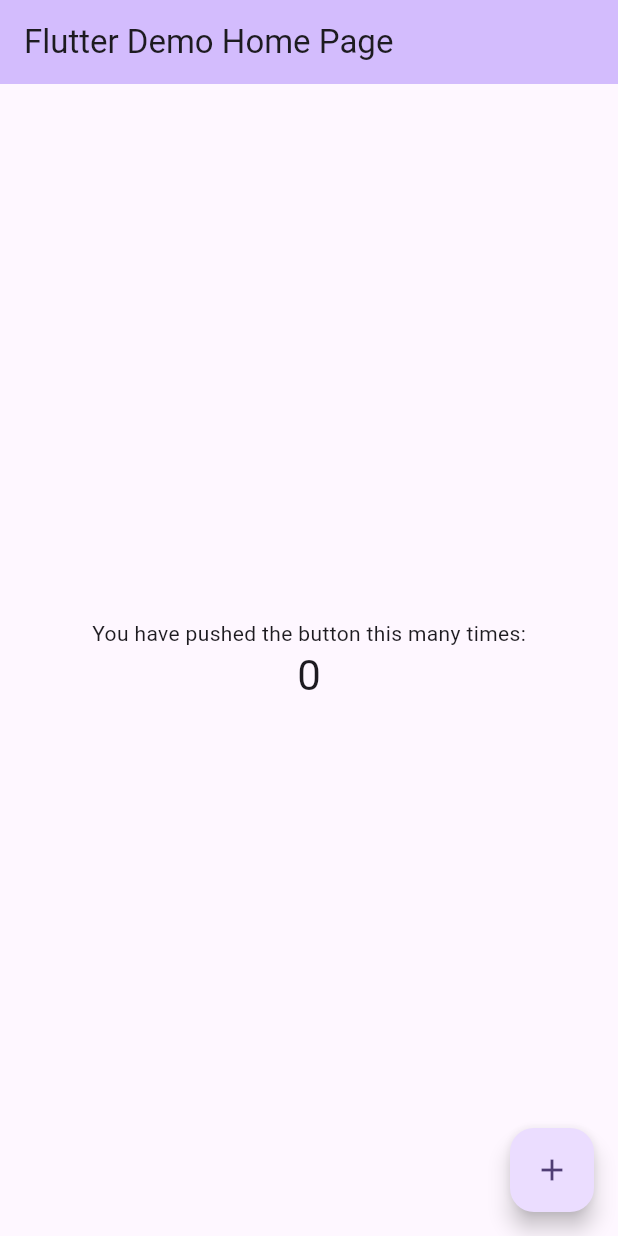
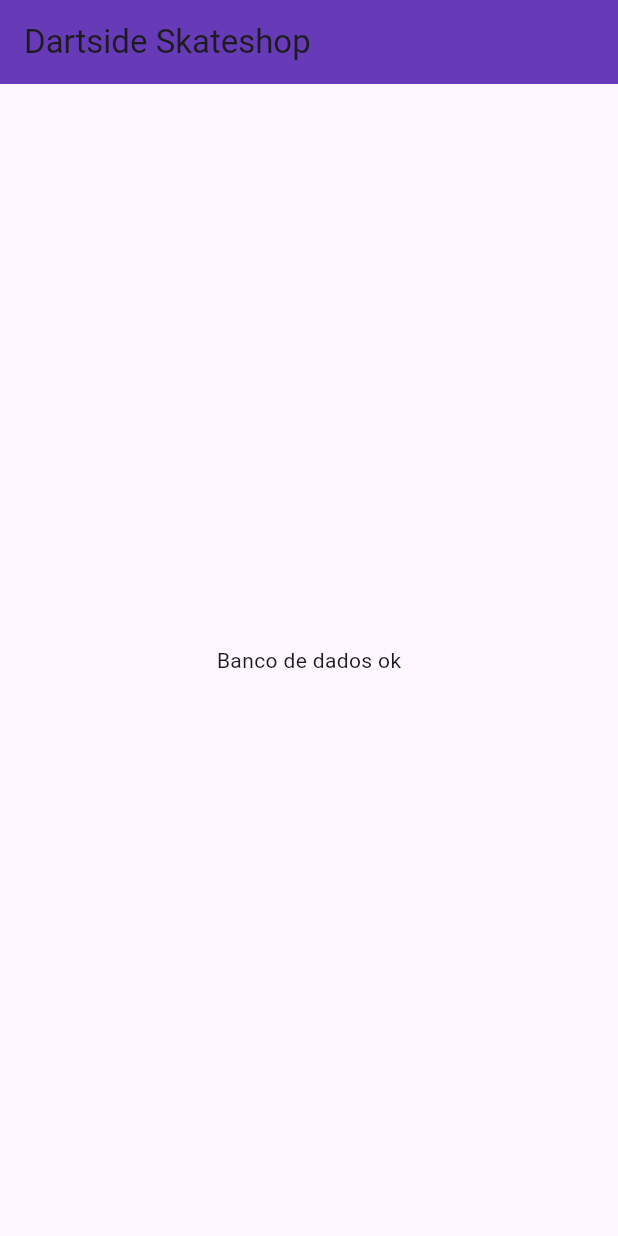
Before and after one commit to CristianoAlvCobello/dartside_skateshop, a Flutter app: the screen it shows after launch, on a phone screen of 412 x 824 dp. Run offline on Flutter 3.47's test engine with Material 3 defaults, Android fonts, the phone set to English and light mode, and no system bars; our stand-ins replace sqflite; accounts and stored records are empty.

Commit message:
Feat: funcionando banco

```diff
--- a/lib/main.dart
+++ b/lib/main.dart
@@ -1,122 +1,11 @@
 import 'package:flutter/material.dart';
+import 'package:dartside_skateshop/screens/home_screen.dart';
 
 void main() {
-  runApp(const MyApp());
+  runApp(
+    MaterialApp(
+      home: HomeScreen(),
+      debugShowCheckedModeBanner: false,
+    )
+  );
 }
-
-class MyApp extends StatelessWidget {
-  const MyApp({super.key});
-
-  // This widget is the root of your application.
-  @override
-  Widget build(BuildContext context) {
-    return MaterialApp(
-      title: 'Flutter Demo',
-      theme: ThemeData(
-        // This is the theme of your application.
-        //
-        // TRY THIS: Try running your application with "flutter run". You'll see
-        // the application has a purple toolbar. Then, without quitting the app,
-        // try changing the seedColor in the colorScheme below to Colors.green
-        // and then invoke "hot reload" (save your changes or press the "hot
-        // reload" button in a Flutter-supported IDE, or press "r" if you used
-        // the command line to start the app).
-        //
-        // Notice that the counter didn't reset back to zero; the application
-        // state is not lost during the reload. To reset the state, use hot
-        // restart instead.
-        //
-        // This works for code too, not just values: Most code changes can be
-        // tested with just a hot reload.
-        colorScheme: .fromSeed(seedColor: Colors.deepPurple),
-      ),
-      home: const MyHomePage(title: 'Flutter Demo Home Page'),
-    );
-  }
-}
-
-class MyHomePage extends StatefulWidget {
-  const MyHomePage({super.key, required this.title});
-
-  // This widget is the home page of your application. It is stateful, meaning
-  // that it has a State object (defined below) that contains fields that affect
-  // how it looks.
-
-  // This class is the configuration for the state. It holds the values (in this
-  // case the title) provided by the parent (in this case the App widget) and
-  // used by the build method of the State. Fields in a Widget subclass are
-  // always marked "final".
-
-  final String title;
-
-  @override
-  State<MyHomePage> createState() => _MyHomePageState();
-}
-
-class _MyHomePageState extends State<MyHomePage> {
-  int _counter = 0;
-
-  void _incrementCounter() {
-    setState(() {
-      // This call to setState tells the Flutter framework that something has
-      // changed in this State, which causes it to rerun the build method below
-      // so that the display can reflect the updated values. If we changed
-      // _counter without calling setState(), then the build method would not be
-      // called again, and so nothing would appear to happen.
-      _counter++;
-    });
-  }
-
-  @override
-  Widget build(BuildContext context) {
-    // This method is rerun every time setState is called, for instance as done
-    // by the _incrementCounter method above.
-    //
-    // The Flutter framework has been optimized to make rerunning build methods
-    // fast, so that you can just rebuild anything that needs updating rather
-    // than having to individually change instances of widgets.
-    return Scaffold(
-      appBar: AppBar(
-        // TRY THIS: Try changing the color here to a specific color (to
-        // Colors.amber, perhaps?) and trigger a hot reload to see the AppBar
-        // change color while the other colors stay the same.
-        backgroundColor: Theme.of(context).colorScheme.inversePrimary,
-        // Here we take the value from the MyHomePage object that was created by
-        // the App.build method, and use it to set our appbar title.
-        title: Text(widget.title),
-      ),
-      body: Center(
-        // Center is a layout widget. It takes a single child and positions it
-        // in the middle of the parent.
-        child: Column(
-          // Column is also a layout widget. It takes a list of children and
-          // arranges them vertically. By default, it sizes itself to fit its
-          // children horizontally, and tries to be as tall as its parent.
-          //
-          // Column has various properties to control how it sizes itself and
-          // how it positions its children. Here we use mainAxisAlignment to
-          // center the children vertically; the main axis here is the vertical
-          // axis because Columns are vertical (the cross axis would be
-          // horizontal).
-          //
-          // TRY THIS: Invoke "debug painting" (choose the "Toggle Debug Paint"
-          // action in the IDE, or press "p" in the console), to see the
-          // wireframe for each widget.
-          mainAxisAlignment: .center,
-          children: [
-            const Text('You have pushed the button this many times:'),
-            Text(
-              '$_counter',
-              style: Theme.of(context).textTheme.headlineMedium,
-            ),
-          ],
-        ),
-      ),
-      floatingActionButton: FloatingActionButton(
-        onPressed: _incrementCounter,
-        tooltip: 'Increment',
-        child: const Icon(Icons.add),
-      ),
-    );
-  }
-}
--- /dev/null
+++ b/lib/screens/home_screen.dart
@@ -0,0 +1,41 @@
+import 'package:flutter/material.dart';
+import 'package:dartside_skateshop/services/produto_banco.dart';
+
+class HomeScreen extends StatefulWidget {
+  const HomeScreen({super.key});
+
+  @override
+  State<HomeScreen> createState() => _HomeScreenState();
+}
+
+class _HomeScreenState extends State<HomeScreen> {
+  String _status = "Iniciando banco";
+
+  @override
+  void initState() {
+    super.initState();
+    _testarBanco();
+  }
+
+  // Vendo se funciona o banco
+  void _testarBanco() async {
+    await ProdutoBanco().iniciarBanco();
+    if (!mounted) return;
+    setState(() {
+      _status = "Banco de dados ok";
+    });
+  }
+
+  @override
+  Widget build(BuildContext context) {
+    return Scaffold(
+      appBar: AppBar(
+        title: Text("Dartside Skateshop"),
+        backgroundColor: Colors.deepPurple,
+      ),
+      body: Center(
+        child: Text(_status),
+      ),
+    );
+  }
+}
```
Also changed, not shown: lib/models/produto_model.dart (added, +35 -0 lines), lib/services/produto_banco.dart (added, +23 -0 lines).
